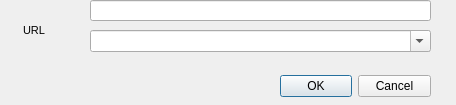
The window that src/urldialog.ui (rupeshs/ExMplayer) describes before a commit, drawn with Qt 5.
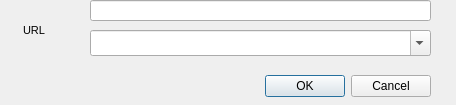
The same window after the commit. Icons and pictures are not drawn.

The edit to the form file:
```diff
--- a/src/urldialog.ui
+++ b/src/urldialog.ui
@@ -28,9 +28,9 @@
   <widget class="QDialogButtonBox" name="buttonBox">
    <property name="geometry">
     <rect>
-     <x>280</x>
+     <x>260</x>
      <y>70</y>
-     <width>151</width>
+     <width>171</width>
      <height>32</height>
     </rect>
    </property>
@@ -64,7 +64,7 @@
      <x>90</x>
      <y>30</y>
      <width>341</width>
-     <height>22</height>
+     <height>26</height>
     </rect>
    </property>
    <property name="editable">
```
